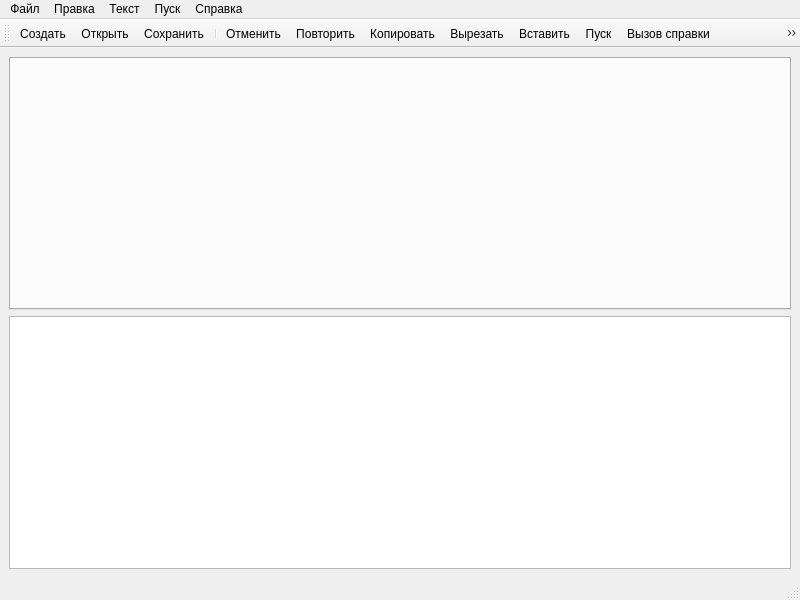
Old version of the form mainwindow.ui in the repository vdyadov/Formal-Languages-and-Compilers.
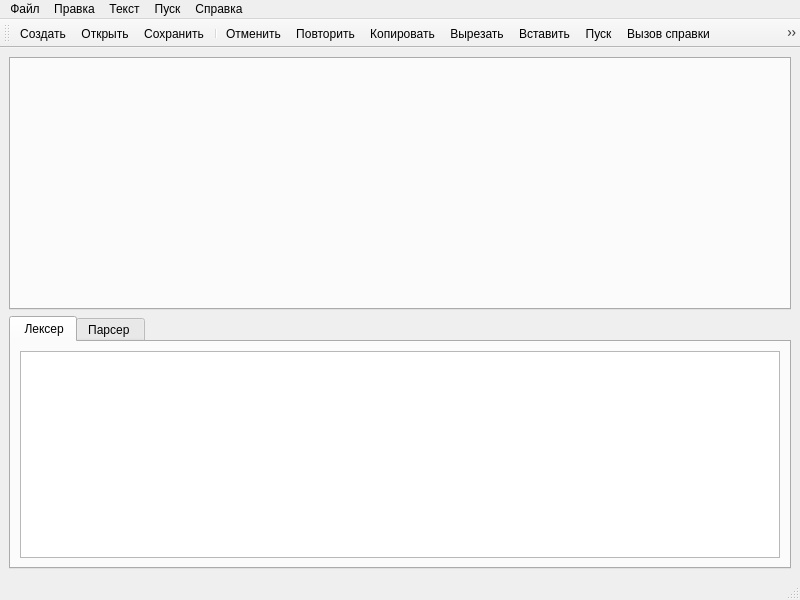
New version of the form. Icons and pictures are not drawn.

What changed in the file:
```diff
--- a/mainwindow.ui
+++ b/mainwindow.ui
@@ -16,7 +16,31 @@
   <widget class="QWidget" name="centralwidget">
    <layout class="QGridLayout" name="gridLayout">
     <item row="2" column="0">
-     <widget class="QTableWidget" name="tableWidget"/>
+     <widget class="QTabWidget" name="tabWidget_error">
+      <property name="currentIndex">
+       <number>0</number>
+      </property>
+      <widget class="QWidget" name="tab">
+       <attribute name="title">
+        <string> Лексер</string>
+       </attribute>
+       <layout class="QGridLayout" name="gridLayout_2">
+        <item row="0" column="0">
+         <widget class="QTableWidget" name="tableWidget"/>
+        </item>
+       </layout>
+      </widget>
+      <widget class="QWidget" name="tab_2">
+       <attribute name="title">
+        <string>Парсер </string>
+       </attribute>
+       <layout class="QGridLayout" name="gridLayout_3">
+        <item row="0" column="0">
+         <widget class="QTableWidget" name="tableWidget_error"/>
+        </item>
+       </layout>
+      </widget>
+     </widget>
     </item>
     <item row="1" column="0">
      <widget class="QTabWidget" name="tabWidget">
```
Left out of the diff: 2 changed lines with no effect on the pictures.
